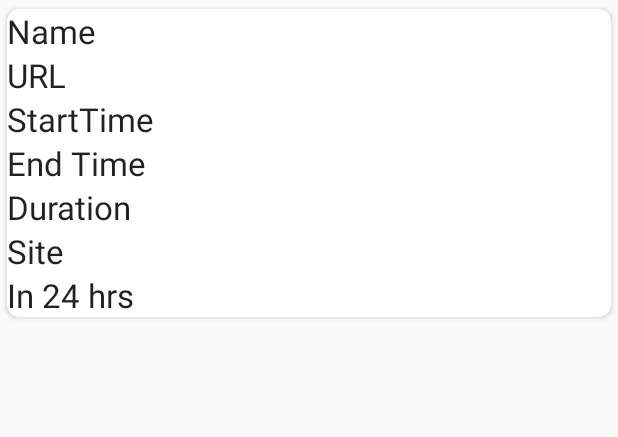
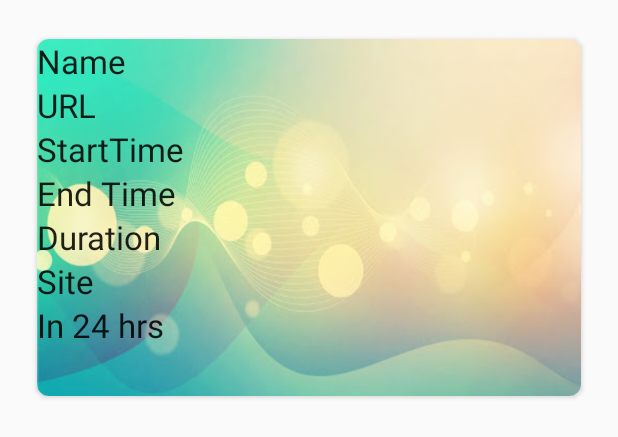
Before and after one commit to nirajninja/Coding-Calender, an Android app: the layout each_row.xml on its own in the app's theme, with its tools: preview values and no code run, on a phone screen of 412 x 824 dp. Shown: the top 437 px of the screen. Run offline under Robolectric (Android 15) with nearby library versions, the phone set to English and light mode, and no system bars.

Commit message:
implement card view background changer

```diff
--- a/app/build.gradle
+++ b/app/build.gradle
@@ -40,6 +40,7 @@ dependencies {
     implementation 'androidx.core:core-ktx:1.3.2'
     implementation 'androidx.appcompat:appcompat:1.2.0'
     implementation 'androidx.constraintlayout:constraintlayout:2.0.4'
+    implementation 'com.google.android.material:material:1.3.0'
     testImplementation 'junit:junit:4.12'
     androidTestImplementation 'androidx.test.ext:junit:1.1.2'
     androidTestImplementation 'androidx.test.espresso:espresso-core:3.3.0'
--- a/app/src/main/res/layout/each_row.xml
+++ b/app/src/main/res/layout/each_row.xml
@@ -4,10 +4,18 @@
     android:id="@+id/cardView"
     xmlns:app="http://schemas.android.com/apk/res-auto"
     app:cardCornerRadius="8dp"
+
+    android:layout_marginLeft="20dp"
+    android:layout_marginRight="20dp"
+    android:layout_marginTop="20dp"
+    android:layout_marginBottom="20dp"
+
     app:cardUseCompatPadding="true"
-    android:layout_height="wrap_content">
+    android:layout_height="250dp">
 
     <LinearLayout
+        android:background="@drawable/bg3"
+        android:id="@+id/linearlv"
         android:layout_width="match_parent"
         android:layout_height="match_parent"
         android:orientation="vertical"
--- a/app/src/main/res/values/colors.xml
+++ b/app/src/main/res/values/colors.xml
@@ -3,4 +3,5 @@
     <color name="colorPrimary">#6200EE</color>
     <color name="colorPrimaryDark">#3700B3</color>
     <color name="colorAccent">#03DAC5</color>
+    <color name="GREEN">#43A047</color>
 </resources>
```
Also changed, not shown: app/src/main/java/com/example/testing/Adapter/ContestAdapter.kt (+83 -10 lines), app/src/main/java/com/example/testing/MainActivity.kt (+50 -23 lines), app/src/main/res/layout/activity_main.xml (+16 -0 lines), app/src/main/res/drawable-v24/bg3.jpg (added), app/src/main/res/drawable-v24/hacerearth.png (added), 1 other file.
